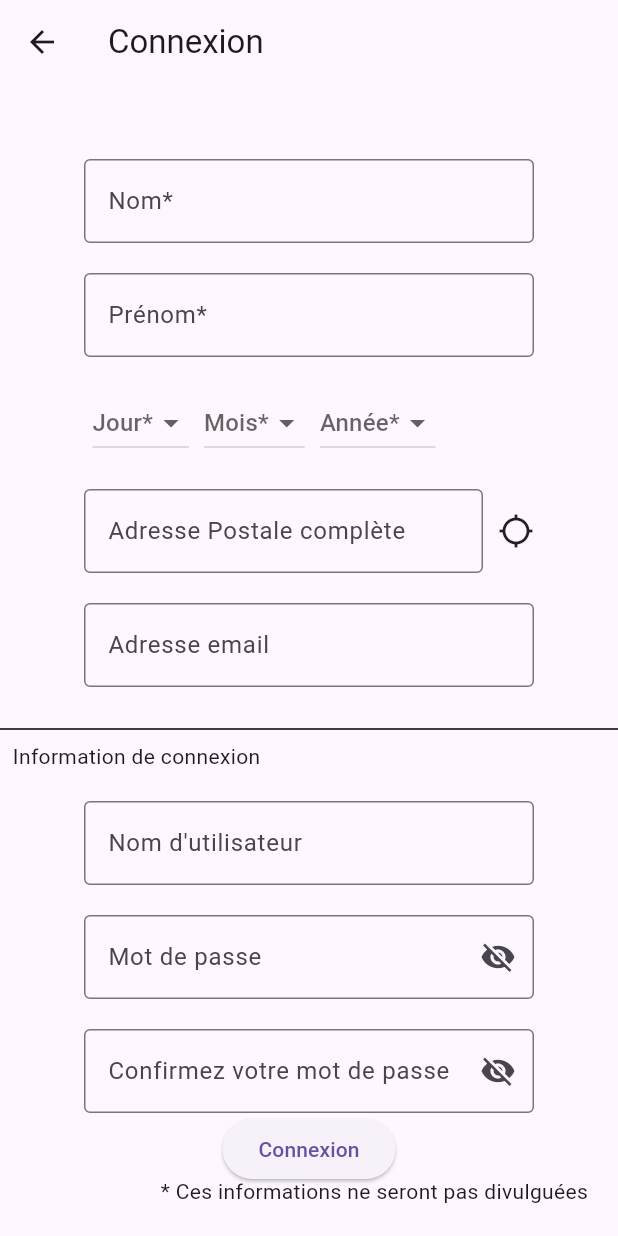
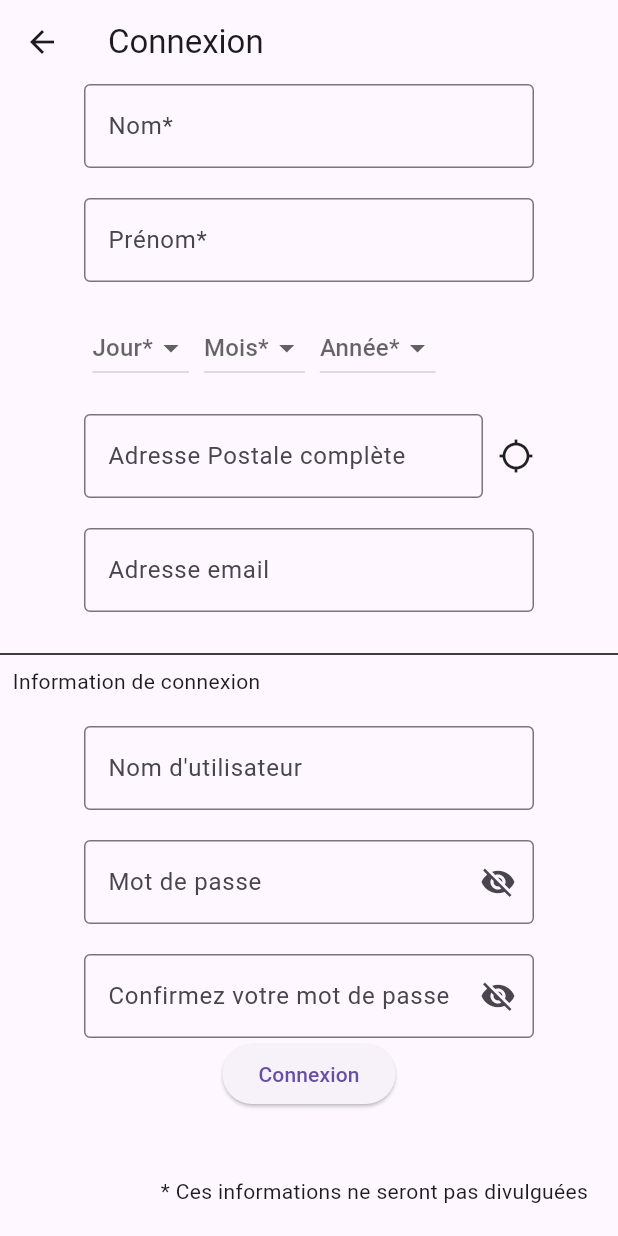
Before and after one commit to algosup/2023-2024-project-5-flutter-team-7, a Flutter app: the PersonalInformationScreen screen opened by its route, on a phone screen of 412 x 824 dp. Run offline on Flutter 3.47's test engine with Material 3 defaults, Android fonts, the phone set to English and light mode, and no system bars; our stand-ins replace flutter_riverpod, geolocator, go_router.

Commit message:
Allow scrolling on the sign_in

```diff
--- a/src/adopteuncandidat/lib/sign_in_seeker.dart
+++ b/src/adopteuncandidat/lib/sign_in_seeker.dart
@@ -167,14 +167,14 @@ class PersonalInformationScreenState extends ConsumerState<PersonalInformationSc
       ),
       body: Stack(
   children: [
-          Column(
+    SingleChildScrollView(
+      child: Column(
         children: [
           Center(
             child: Column(
               mainAxisSize: MainAxisSize.min,
               crossAxisAlignment: CrossAxisAlignment.center,
               children: [
-                    const SizedBox(height: 50),
                 Container(
                   width: 300,
                   child: TextField(
@@ -293,7 +293,6 @@ class PersonalInformationScreenState extends ConsumerState<PersonalInformationSc
                 const Padding(
                   padding: EdgeInsets.only(right: 230),
                   child: Text(
-
                     'Information de connexion',
                   ),
                 ),
@@ -366,6 +365,7 @@ class PersonalInformationScreenState extends ConsumerState<PersonalInformationSc
           ),
         ],
       ),
+    ),
     const Align(
       alignment: Alignment.bottomRight,
       child: Padding(
```
Lines whose indentation alone changed are shown as unchanged.
